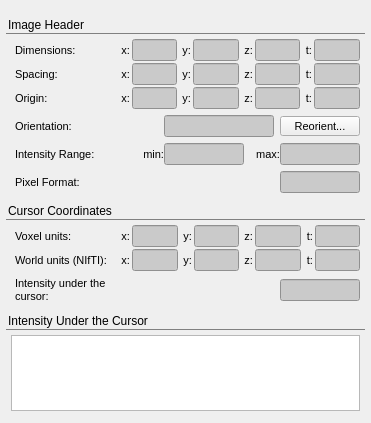
Old version of the form GUI/Qt/Components/ImageInfoInspector.ui in the repository pyushkevich/itksnap.
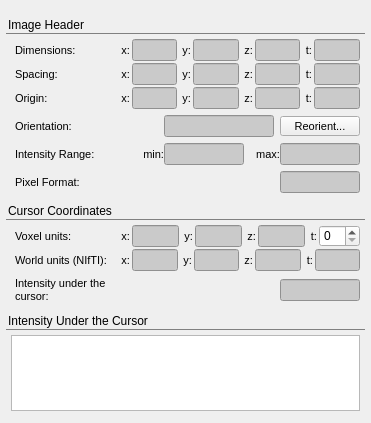
New version of the form. Custom widgets are drawn as their Qt base class.

Commit message: Fixed image info inspector cursor display issues

```diff
--- a/GUI/Qt/Components/ImageInfoInspector.ui
+++ b/GUI/Qt/Components/ImageInfoInspector.ui
@@ -959,7 +959,7 @@
          </layout>
         </widget>
         <widget class="QWidget" name="pageOblique">
-         <layout class="QHBoxLayout" name="horizontalLayout_4" stretch="0,0,1,0,1,0,1,0,1">
+         <layout class="QHBoxLayout" name="horizontalLayout_4" stretch="0,0,1,0,1,0,1,0,0">
           <property name="spacing">
            <number>2</number>
           </property>
@@ -1101,29 +1101,7 @@
            </widget>
           </item>
           <item>
-           <widget class="QLineEdit" name="outVoxelObliqueT">
-            <property name="sizePolicy">
-             <sizepolicy hsizetype="Expanding" vsizetype="Fixed">
-              <horstretch>0</horstretch>
-              <verstretch>0</verstretch>
-             </sizepolicy>
-            </property>
-            <property name="minimumSize">
-             <size>
-              <width>0</width>
-              <height>0</height>
-             </size>
-            </property>
-            <property name="maximumSize">
-             <size>
-              <width>80</width>
-              <height>16777215</height>
-             </size>
-            </property>
-            <property name="readOnly">
-             <bool>true</bool>
-            </property>
-           </widget>
+           <widget class="QSpinBox" name="outVoxelObliqueT"/>
           </item>
          </layout>
         </widget>
```
Left out of the diff: 92 changed lines with no effect on the pictures. The commit also changes 2 other files.
